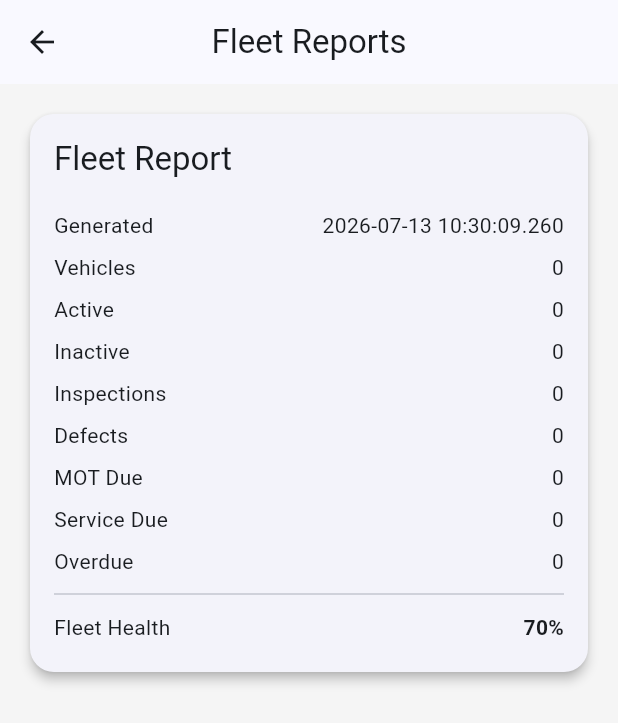
After one commit to iancrofts-dotcom/arrow-fleet-manager, a Flutter app: the screen it shows after launch, scrolled down 1728 dp, after a tap on "Fleet Reports", on a phone screen of 412 x 824 dp. The commit adds this screen. Shown: the top 723 px of the screen. Run offline on Flutter 3.47's test engine with Material 3 defaults, Android fonts, the phone set to English and light mode, and no system bars; our stand-ins replace flutter_riverpod, sqflite, sqflite_common_ffi; accounts and stored records are empty.

Commit message:
Sprint 7.3.0 - Fleet reporting foundation

```diff
--- a/lib/features/dashboard/dashboard_screen.dart
+++ b/lib/features/dashboard/dashboard_screen.dart
@@ -7,7 +7,7 @@ import '../calendar/screens/calendar_screen.dart';
 import 'models/dashboard_summary.dart';
 import 'services/dashboard_service.dart';
 import 'widgets/dashboard_insights_card.dart';
-
+import '../reports/screens/reports_screen.dart';
 import 'widgets/compliance_summary_card.dart';
 import 'widgets/dashboard_header.dart';
 import 'widgets/fleet_health_card.dart';
@@ -208,6 +208,19 @@ ComplianceSummaryCard(
     );
   },
 ),
+FilledButton.icon(
+  icon: const Icon(Icons.description),
+  label: const Text("Fleet Reports"),
+  onPressed: () {
+    Navigator.push(
+      context,
+      MaterialPageRoute(
+        builder: (_) => const ReportsScreen(),
+      ),
+    );
+  },
+),
+
                     ],
                   ),
 
--- /dev/null
+++ b/lib/features/reports/models/fleet_report.dart
@@ -0,0 +1,29 @@
+class FleetReport {
+  final DateTime generatedAt;
+
+  final int vehicles;
+  final int activeVehicles;
+  final int inactiveVehicles;
+
+  final int inspections;
+  final int defects;
+
+  final int motDue;
+  final int serviceDue;
+  final int overdue;
+
+  final int fleetHealth;
+
+  const FleetReport({
+    required this.generatedAt,
+    required this.vehicles,
+    required this.activeVehicles,
+    required this.inactiveVehicles,
+    required this.inspections,
+    required this.defects,
+    required this.motDue,
+    required this.serviceDue,
+    required this.overdue,
+    required this.fleetHealth,
+  });
+}
--- /dev/null
+++ b/lib/features/reports/screens/reports_screen.dart
@@ -0,0 +1,77 @@
+import 'package:flutter/material.dart';
+
+import '../models/fleet_report.dart';
+import '../services/fleet_report_service.dart';
+import '../widgets/fleet_report_card.dart';
+
+
+
+
+class ReportsScreen extends StatefulWidget {
+  const ReportsScreen({super.key});
+
+  @override
+  State<ReportsScreen> createState() => _ReportsScreenState();
+}
+
+class _ReportsScreenState extends State<ReportsScreen> {
+  final FleetReportService _reportService =
+      FleetReportService();
+
+  late Future<FleetReport> _reportFuture;
+
+  @override
+  void initState() {
+    super.initState();
+    _reportFuture = _reportService.generateReport();
+  }
+
+  Future<void> _refresh() async {
+    setState(() {
+      _reportFuture = _reportService.generateReport();
+    });
+
+    await _reportFuture;
+  }
+
+  @override
+  Widget build(BuildContext context) {
+    return Scaffold(
+      appBar: AppBar(
+        title: const Text('Fleet Reports'),
+      ),
+      body: FutureBuilder<FleetReport>(
+        future: _reportFuture,
+        builder: (context, snapshot) {
+          if (snapshot.connectionState ==
+              ConnectionState.waiting) {
+            return const Center(
+              child: CircularProgressIndicator(),
+            );
+          }
+
+          if (snapshot.hasError) {
+            return Center(
+              child: Text(
+                'Error loading report:\n${snapshot.error}',
+                textAlign: TextAlign.center,
+              ),
+            );
+          }
+
+          return RefreshIndicator(
+            onRefresh: _refresh,
+            child: SingleChildScrollView(
+              physics:
+                  const AlwaysScrollableScrollPhysics(),
+              padding: const EdgeInsets.all(16),
+              child: FleetReportCard(
+                report: snapshot.data!,
+              ),
+            ),
+          );
+        },
+      ),
+    );
+  }
+}
--- /dev/null
+++ b/lib/features/reports/services/fleet_report_service.dart
@@ -0,0 +1,29 @@
+import '../../dashboard/models/dashboard_summary.dart';
+import '../../dashboard/services/dashboard_service.dart';
+
+import '../models/fleet_report.dart';
+
+class FleetReportService {
+  FleetReportService();
+
+  final DashboardService _dashboardService =
+      DashboardService();
+
+  Future<FleetReport> generateReport() async {
+    final DashboardSummary summary =
+        await _dashboardService.loadSummary();
+
+    return FleetReport(
+      generatedAt: DateTime.now(),
+      vehicles: summary.vehicles,
+      activeVehicles: summary.activeVehicles,
+      inactiveVehicles: summary.inactiveVehicles,
+      inspections: summary.inspections,
+      defects: summary.defects,
+      motDue: summary.motDue,
+      serviceDue: summary.serviceDue,
+      overdue: summary.overdue,
+      fleetHealth: summary.fleetHealth,
+    );
+  }
+}
--- /dev/null
+++ b/lib/features/reports/widgets/fleet_report_card.dart
@@ -0,0 +1,70 @@
+import 'package:flutter/material.dart';
+
+import '../models/fleet_report.dart';
+
+class FleetReportCard extends StatelessWidget {
+  final FleetReport report;
+
+  const FleetReportCard({
+    super.key,
+    required this.report,
+  });
+
+  @override
+  Widget build(BuildContext context) {
+    return Card(
+      elevation: 3,
+      child: Padding(
+        padding: const EdgeInsets.all(16),
+        child: Column(
+          crossAxisAlignment: CrossAxisAlignment.start,
+          children: [
+            Text(
+              'Fleet Report',
+              style: Theme.of(context).textTheme.titleLarge,
+            ),
+            const SizedBox(height: 16),
+            _buildRow('Generated', report.generatedAt.toString()),
+            _buildRow('Vehicles', '${report.vehicles}'),
+            _buildRow('Active', '${report.activeVehicles}'),
+            _buildRow('Inactive', '${report.inactiveVehicles}'),
+            _buildRow('Inspections', '${report.inspections}'),
+            _buildRow('Defects', '${report.defects}'),
+            _buildRow('MOT Due', '${report.motDue}'),
+            _buildRow('Service Due', '${report.serviceDue}'),
+            _buildRow('Overdue', '${report.overdue}'),
+            const Divider(),
+            _buildRow(
+              'Fleet Health',
+              '${report.fleetHealth}%',
+              valueStyle: const TextStyle(
+                fontWeight: FontWeight.bold,
+              ),
+            ),
+          ],
+        ),
+      ),
+    );
+  }
+
+  Widget _buildRow(
+    String label,
+    String value, {
+    TextStyle? valueStyle,
+  }) {
+    return Padding(
+      padding: const EdgeInsets.symmetric(vertical: 4),
+      child: Row(
+        children: [
+          Expanded(
+            child: Text(label),
+          ),
+          Text(
+            value,
+            style: valueStyle,
+          ),
+        ],
+      ),
+    );
+  }
+}
```
